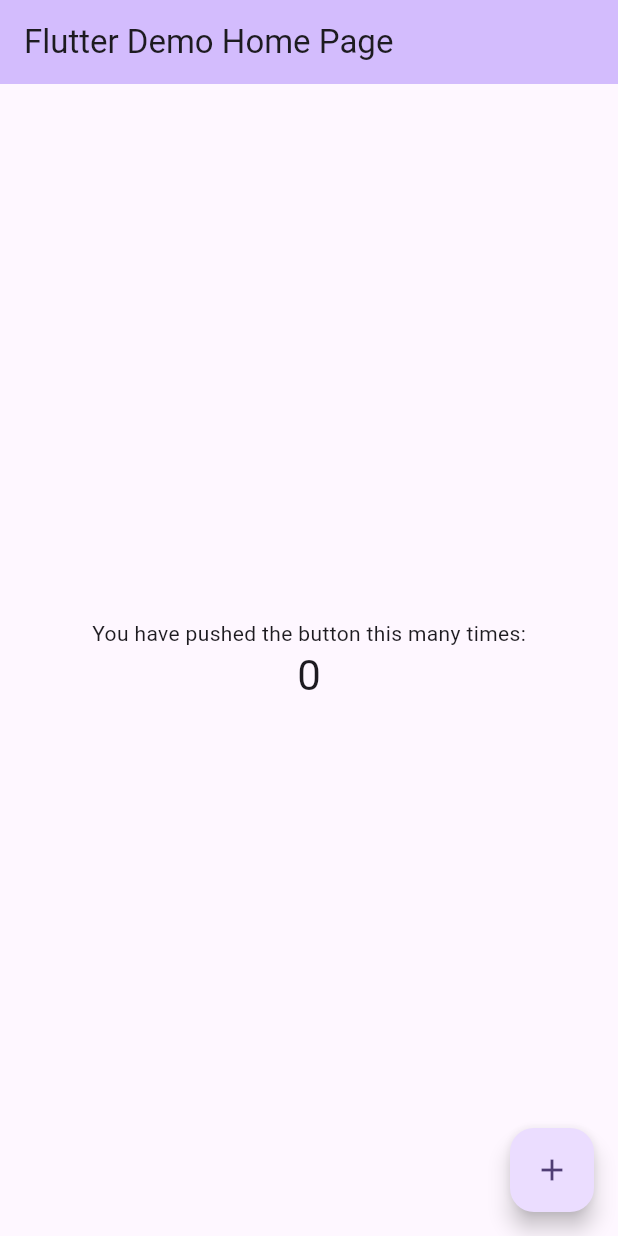
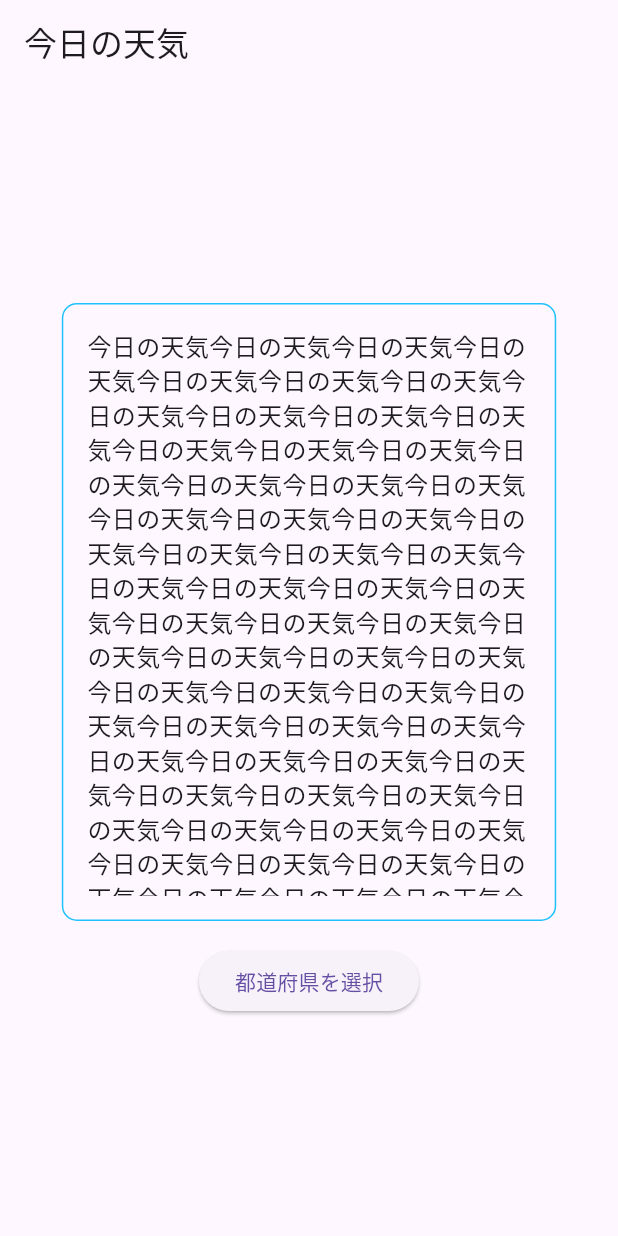
Before and after one commit to ushed/01_naakno_kosaburo, a Flutter app: the screen it shows after launch, on a phone screen of 412 x 824 dp. Run offline on Flutter 3.47's test engine with Material 3 defaults, Android fonts, the phone set to English and light mode, and no system bars.

Commit message:
今日の天気は？

```diff
--- a/lib/main.dart
+++ b/lib/main.dart
@@ -7,119 +7,71 @@
 class MyApp extends StatelessWidget {
   const MyApp({super.key});
 
-  // This widget is the root of your application.
   @override
   Widget build(BuildContext context) {
     return MaterialApp(
-      title: 'Flutter Demo',
-      theme: ThemeData(
-        // This is the theme of your application.
-        //
-        // TRY THIS: Try running your application with "flutter run". You'll see
-        // the application has a purple toolbar. Then, without quitting the app,
-        // try changing the seedColor in the colorScheme below to Colors.green
-        // and then invoke "hot reload" (save your changes or press the "hot
-        // reload" button in a Flutter-supported IDE, or press "r" if you used
-        // the command line to start the app).
-        //
-        // Notice that the counter didn't reset back to zero; the application
-        // state is not lost during the reload. To reset the state, use hot
-        // restart instead.
-        //
-        // This works for code too, not just values: Most code changes can be
-        // tested with just a hot reload.
-        colorScheme: ColorScheme.fromSeed(seedColor: Colors.deepPurple),
-        useMaterial3: true,
-      ),
-      home: const MyHomePage(title: 'Flutter Demo Home Page'),
+      title: '今日の天気',
+      home: WeatherScreen(),
     );
   }
 }
 
-class MyHomePage extends StatefulWidget {
-  const MyHomePage({super.key, required this.title});
-
-  // This widget is the home page of your application. It is stateful, meaning
-  // that it has a State object (defined below) that contains fields that affect
-  // how it looks.
-
-  // This class is the configuration for the state. It holds the values (in this
-  // case the title) provided by the parent (in this case the App widget) and
-  // used by the build method of the State. Fields in a Widget subclass are
-  // always marked "final".
-
-  final String title;
-
-  @override
-  State<MyHomePage> createState() => _MyHomePageState();
-}
-
-class _MyHomePageState extends State<MyHomePage> {
-  int _counter = 0;
-
-  void _incrementCounter() {
-    setState(() {
-      // This call to setState tells the Flutter framework that something has
-      // changed in this State, which causes it to rerun the build method below
-      // so that the display can reflect the updated values. If we changed
-      // _counter without calling setState(), then the build method would not be
-      // called again, and so nothing would appear to happen.
-      _counter++;
-    });
-  }
-
+class WeatherScreen extends StatelessWidget {
   @override
   Widget build(BuildContext context) {
-    // This method is rerun every time setState is called, for instance as done
-    // by the _incrementCounter method above.
-    //
-    // The Flutter framework has been optimized to make rerunning build methods
-    // fast, so that you can just rebuild anything that needs updating rather
-    // than having to individually change instances of widgets.
+    final screenWidth = MediaQuery.of(context).size.width;
+    final screenHeight = MediaQuery.of(context).size.height;
+
     return Scaffold(
       appBar: AppBar(
-        // TRY THIS: Try changing the color here to a specific color (to
-        // Colors.amber, perhaps?) and trigger a hot reload to see the AppBar
-        // change color while the other colors stay the same.
-        backgroundColor: Theme.of(context).colorScheme.inversePrimary,
-        // Here we take the value from the MyHomePage object that was created by
-        // the App.build method, and use it to set our appbar title.
-        title: Text(widget.title),
+        title: Text('今日の天気'),
       ),
       body: Center(
-        // Center is a layout widget. It takes a single child and positions it
-        // in the middle of the parent.
         child: Column(
-          // Column is also a layout widget. It takes a list of children and
-          // arranges them vertically. By default, it sizes itself to fit its
-          // children horizontally, and tries to be as tall as its parent.
-          //
-          // Column has various properties to control how it sizes itself and
-          // how it positions its children. Here we use mainAxisAlignment to
-          // center the children vertically; the main axis here is the vertical
-          // axis because Columns are vertical (the cross axis would be
-          // horizontal).
-          //
-          // TRY THIS: Invoke "debug painting" (choose the "Toggle Debug Paint"
-          // action in the IDE, or press "p" in the console), to see the
-          // wireframe for each widget.
           mainAxisAlignment: MainAxisAlignment.center,
-          children: <Widget>[
-            const Text(
-              'You have pushed the button this many times:',
+          children: [
+            Container(
+              width: screenWidth * 0.8,
+              height: screenHeight * 0.5,
+              padding: EdgeInsets.all(16.0),
+              decoration: BoxDecoration(
+                border:
+                    Border.all(color: const Color.fromARGB(255, 31, 194, 253)),
+                borderRadius: BorderRadius.circular(10.0),
+              ),
+              child: SingleChildScrollView(
+                child: Text(
+                  '今日の天気' * 80,
+                  style: TextStyle(fontSize: 16),
+                ),
+              ),
             ),
-            Text(
-              '$_counter',
-              style: Theme.of(context).textTheme.headlineMedium,
+            SizedBox(height: 16), // ボタンとContainerの間のスペース
+            ElevatedButton(
+              onPressed: () {
+                showDialog(
+                  context: context,
+                  builder: (context) {
+                    return AlertDialog(
+                      title: Text('都道府県を選択'),
+                      content: Text('都道府県選択画面'),
+                      actions: [
+                        TextButton(
+                          onPressed: () {
+                            Navigator.pop(context);
+                          },
+                          child: Text('閉じる'),
+                        ),
+                      ],
+                    );
+                  },
+                );
+              },
+              child: Text('都道府県を選択'),
             ),
           ],
         ),
       ),
-      floatingActionButton: FloatingActionButton(
-        onPressed: _incrementCounter,
-        tooltip: 'Increment',
-        child: const Icon(Icons.add),
-      ), // This trailing comma makes auto-formatting nicer for build methods.
     );
   }
 }
```
